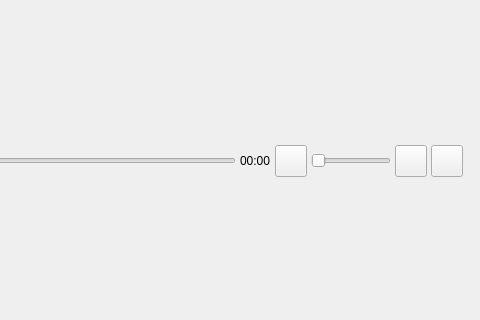
1010878366/FrameSyncVideoPlayer, file player.ui: the form before one commit; both pictures show x 449 to 929 and y 142 to 462 of the 929 by 606 pixel window.
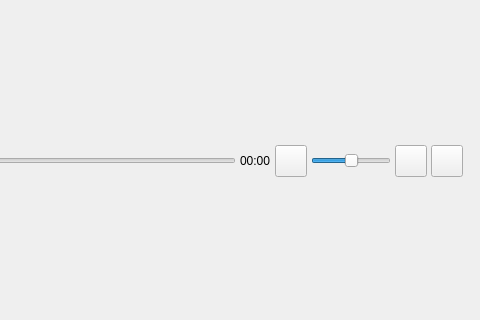
The form after the commit. Icons and pictures are not drawn. Custom widgets are drawn as their Qt base class.

Diff of the .ui file:
```diff
--- a/player.ui
+++ b/player.ui
@@ -242,6 +242,9 @@
          <property name="focusPolicy">
           <enum>Qt::FocusPolicy::NoFocus</enum>
          </property>
+         <property name="value">
+          <number>50</number>
+         </property>
          <property name="orientation">
           <enum>Qt::Orientation::Horizontal</enum>
          </property>
```
